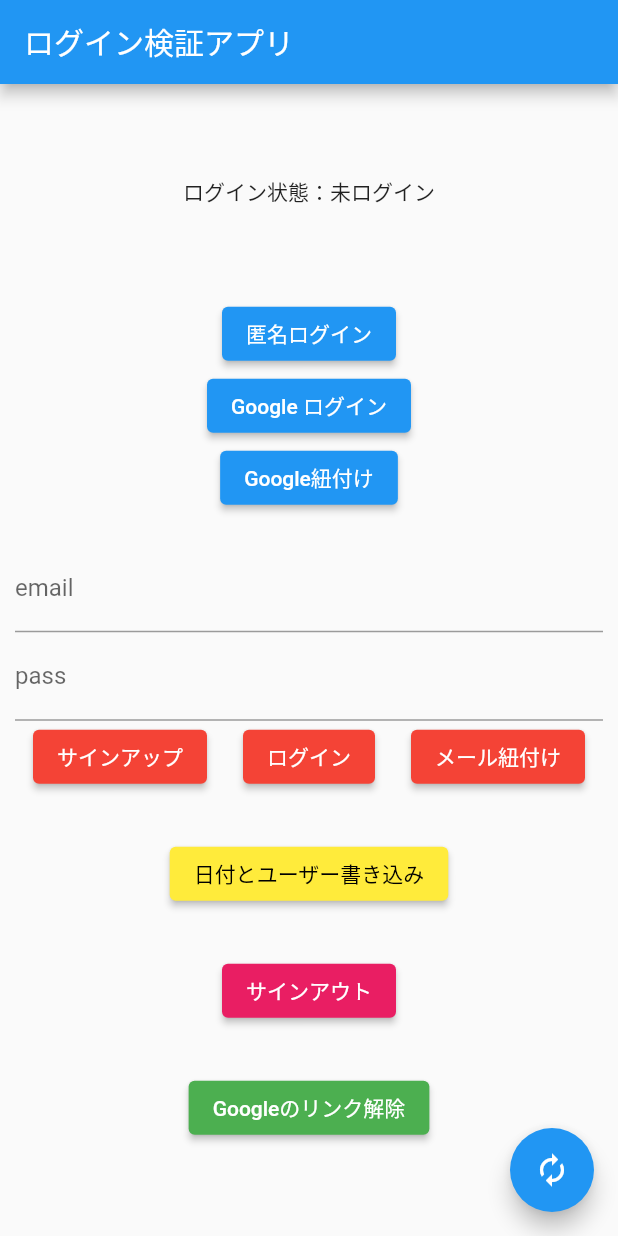
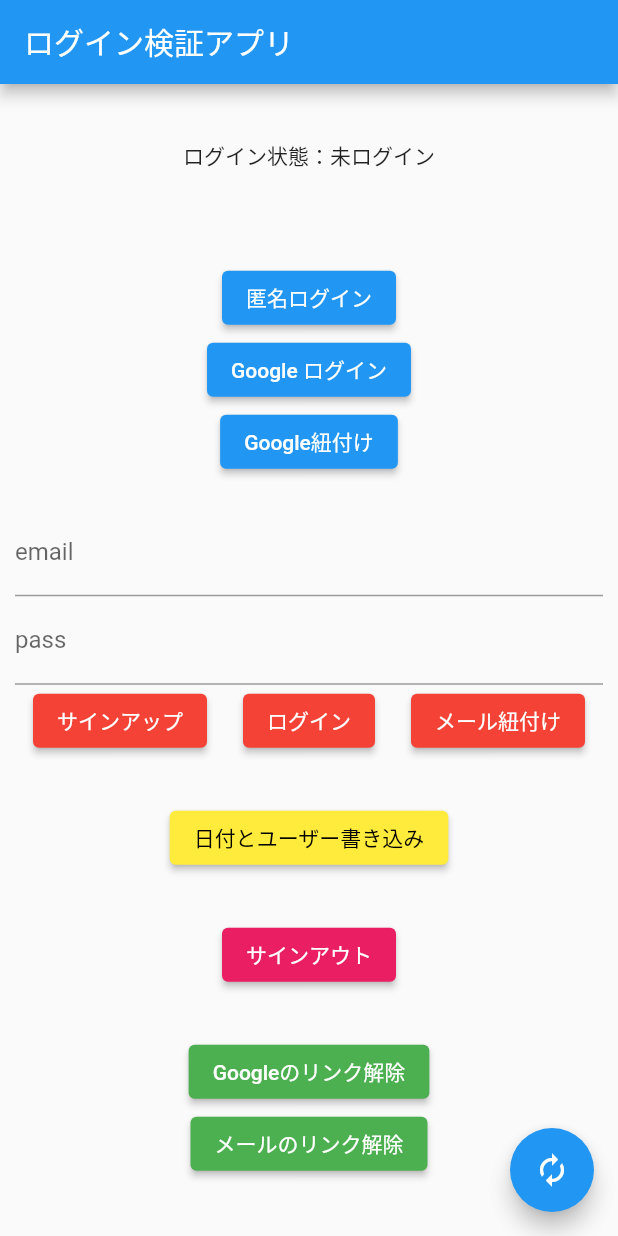
Before and after one commit to oke331/sns_test, a Flutter app: the screen it shows after launch, after a tap on "サインアップ", on a phone screen of 412 x 824 dp. Run offline on Flutter 3.47's test engine with Material 2 defaults, Android fonts, the phone set to English and light mode, and no system bars; our stand-ins replace cloud_firestore, firebase_auth, firebase_core, google_sign_in; accounts and stored records are empty; network calls fail.

Commit message:
minor fix

```diff
--- a/lib/main.dart
+++ b/lib/main.dart
@@ -36,8 +36,9 @@ class MyHomePage extends StatefulWidget {
 class _MyHomePageState extends State<MyHomePage> {
   final _googleSignIn = new GoogleSignIn();
   final _auth = FirebaseAuth.instance;
-  String email;
-  String pass;
+  String _email;
+  String _pass;
+  bool _isEmailVerified;
 
   @override
   Widget build(BuildContext context) {
@@ -68,10 +69,26 @@ class _MyHomePageState extends State<MyHomePage> {
                       Text('ログイン状態：匿名ログイン'),
                     if (snapshot.hasData)
                       for (UserInfo user in snapshot.data.providerData)
-                        Padding(
-                          padding: const EdgeInsets.symmetric(vertical: 30),
-                          child: Text(
-                              'ログイン状態：${user.providerId}\nuid：${user.uid}\nemail:${user.email}'),
+                        Column(
+                          children: [
+                            if (_isEmailVerified != null && _isEmailVerified)
+                              Text('メール確認済'),
+                            if (_isEmailVerified != null && !_isEmailVerified)
+                              Column(
+                                children: [
+                                  Text('メール未確認'),
+                                  ElevatedButton(
+                                      onPressed: () async =>
+                                          await _sendEmailVerification(),
+                                      child: Text('認証メールを送る'))
+                                ],
+                              ),
+                            Padding(
+                              padding: const EdgeInsets.symmetric(vertical: 30),
+                              child: Text(
+                                  'ログイン状態：${user.providerId}\nuid：${user.uid}\nemail:${user.email}'),
+                            ),
+                          ],
                         ),
                     if (snapshot.hasData)
                       Text('Firebase上のuid：${snapshot.data.uid}'),
@@ -105,13 +122,13 @@ class _MyHomePageState extends State<MyHomePage> {
                     TextField(
                       decoration: InputDecoration(labelText: 'email'),
                       onChanged: (val) {
-                        email = val;
+                        _email = val;
                       },
                     ),
                     TextField(
                       decoration: InputDecoration(labelText: 'pass'),
                       onChanged: (val) {
-                        pass = val;
+                        _pass = val;
                       },
                     ),
                     Row(
@@ -120,14 +137,14 @@ class _MyHomePageState extends State<MyHomePage> {
                         ElevatedButton(
                           child: Text('サインアップ'),
                           onPressed: () async {
-                            await _signUp(context);
+                            await _emailSignUp(context);
                           },
                           style: ElevatedButton.styleFrom(primary: Colors.red),
                         ),
                         ElevatedButton(
                           child: Text('ログイン'),
                           onPressed: () async {
-                            await _login(context);
+                            await _emailLogin(context);
                           },
                           style: ElevatedButton.styleFrom(primary: Colors.red),
                         ),
@@ -163,13 +180,23 @@ class _MyHomePageState extends State<MyHomePage> {
                     ElevatedButton(
                       child: Text('Googleのリンク解除'),
                       onPressed: () async {
-                        await _unlink(context);
+                        await _unlinkGoogle(context);
                       },
                       style: ElevatedButton.styleFrom(
                         primary: Colors.green,
                         onPrimary: Colors.white,
                       ),
-                    )
+                    ),
+                    ElevatedButton(
+                      child: Text('メールのリンク解除'),
+                      onPressed: () async {
+                        await _unlinkMail(context);
+                      },
+                      style: ElevatedButton.styleFrom(
+                        primary: Colors.green,
+                        onPrimary: Colors.white,
+                      ),
+                    ),
                   ],
                 ),
               ),
@@ -190,6 +217,7 @@ class _MyHomePageState extends State<MyHomePage> {
       GoogleSignInAuthentication googleAuth = await googleUser.authentication;
       final AuthCredential credential = GoogleAuthProvider.credential(
           idToken: googleAuth.idToken, accessToken: googleAuth.accessToken);
+
       await _auth.signInWithCredential(credential);
     } on Exception catch (e) {
       final snackBar = SnackBar(content: Text('おっと失敗したようだ'));
@@ -214,8 +242,9 @@ class _MyHomePageState extends State<MyHomePage> {
       final snackBar = SnackBar(content: Text('リンク完了したかもだぜぇ？'));
       Scaffold.of(context).showSnackBar(snackBar);
     } on FirebaseAuthException catch (e) {
-      if (e.code == 'credential-already-in-use') {
+      if (e.code == 'email-already-in-use') {
         final snackBar = SnackBar(content: Text('エラー：すでに紐づいているとのこと'));
+        await _googleSignIn.signOut();
         Scaffold.of(context).showSnackBar(snackBar);
       } else {
         final snackBar = SnackBar(content: Text('おっと失敗したようだ'));
@@ -265,7 +294,7 @@ class _MyHomePageState extends State<MyHomePage> {
     }
   }
 
-  Future<void> _unlink(BuildContext context) async {
+  Future<void> _unlinkGoogle(BuildContext context) async {
     if (_auth.currentUser == null) {
       final snackBar = SnackBar(content: Text('認証情報がないぜぇ？'));
       Scaffold.of(context).showSnackBar(snackBar);
@@ -288,13 +317,21 @@ class _MyHomePageState extends State<MyHomePage> {
     }
   }
 
-  Future<void> _signUp(BuildContext context) async {
-    if (email == null && pass == null && pass.length > 5) {
-      final snackBar = SnackBar(content: Text('ちゃんと入力して！'));
+  Future<void> _unlinkMail(BuildContext context) async {
+    if (_auth.currentUser == null) {
+      final snackBar = SnackBar(content: Text('認証情報がないぜぇ？'));
       Scaffold.of(context).showSnackBar(snackBar);
+      return;
     }
     try {
-      await _auth.createUserWithEmailAndPassword(email: email, password: pass);
+      final providerData = _auth.currentUser.providerData;
+      for (UserInfo userInfo in providerData) {
+        if (userInfo.providerId == 'password') {
+          _auth.currentUser.unlink(userInfo.providerId);
+          final snackBar = SnackBar(content: Text('mailのunlink完了だぜぇ？'));
+          Scaffold.of(context).showSnackBar(snackBar);
+        }
+      }
     } on Exception catch (e) {
       final snackBar = SnackBar(content: Text('おっと失敗したようだ'));
       Scaffold.of(context).showSnackBar(snackBar);
@@ -302,9 +339,24 @@ class _MyHomePageState extends State<MyHomePage> {
     }
   }
 
-  Future<void> _login(BuildContext context) async {
+  Future<void> _emailSignUp(BuildContext context) async {
+    if (_email == null && _pass == null && _pass.length > 5) {
+      final snackBar = SnackBar(content: Text('ちゃんと入力して！'));
+      Scaffold.of(context).showSnackBar(snackBar);
+    }
     try {
-      await _auth.signInWithEmailAndPassword(email: email, password: pass);
+      await _auth.createUserWithEmailAndPassword(
+          email: _email, password: _pass);
+    } on Exception catch (e) {
+      final snackBar = SnackBar(content: Text('おっと失敗したようだ'));
+      Scaffold.of(context).showSnackBar(snackBar);
+      print(e);
+    }
+  }
+
+  Future<void> _emailLogin(BuildContext context) async {
+    try {
+      await _auth.signInWithEmailAndPassword(email: _email, password: _pass);
     } on Exception catch (e) {
       final snackBar = SnackBar(content: Text('おっと失敗したようだ'));
       Scaffold.of(context).showSnackBar(snackBar);
@@ -321,7 +373,7 @@ class _MyHomePageState extends State<MyHomePage> {
 
     try {
       final AuthCredential credential =
-          EmailAuthProvider.credential(email: email, password: pass);
+          EmailAuthProvider.credential(email: _email, password: _pass);
       await _auth.currentUser.linkWithCredential(credential);
       final snackBar = SnackBar(content: Text('リンク完了したかもだぜぇ？'));
       Scaffold.of(context).showSnackBar(snackBar);
@@ -336,4 +388,27 @@ class _MyHomePageState extends State<MyHomePage> {
       print(e);
     }
   }
+
+  Future<void> _sendEmailVerification() async {
+    if (_auth.currentUser == null) {
+      final snackBar = SnackBar(content: Text('ログインしてからにしてくれい'));
+      Scaffold.of(context).showSnackBar(snackBar);
+      return;
+    }
+    final providerData = _auth.currentUser.providerData;
+    final providers = providerData.map((e) => e.providerId);
+    if (!providers.contains('password')) {
+      final snackBar = SnackBar(content: Text('メール認証がまだ終わってないぞ'));
+      Scaffold.of(context).showSnackBar(snackBar);
+      return;
+    }
+
+    if (_auth.currentUser.emailVerified) {
+      final snackBar = SnackBar(content: Text('すでに確認済です'));
+      Scaffold.of(context).showSnackBar(snackBar);
+      return;
+    }
+
+    await _auth.currentUser.sendEmailVerification();
+  }
 }
```
Also changed, not shown: 5 other files.
